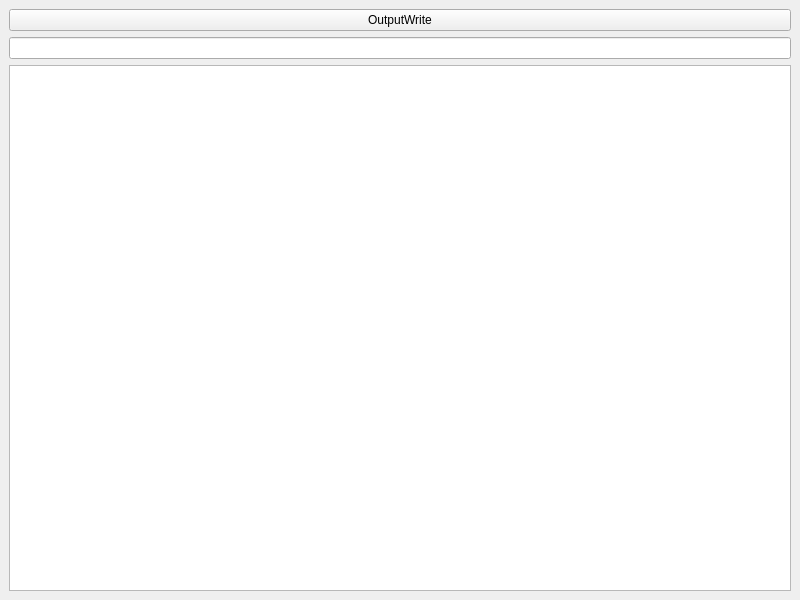
AGuismo/V-and-Co-Babel, file Client/ClientV2/Bridge/FakeMenu.ui: the form before one commit.
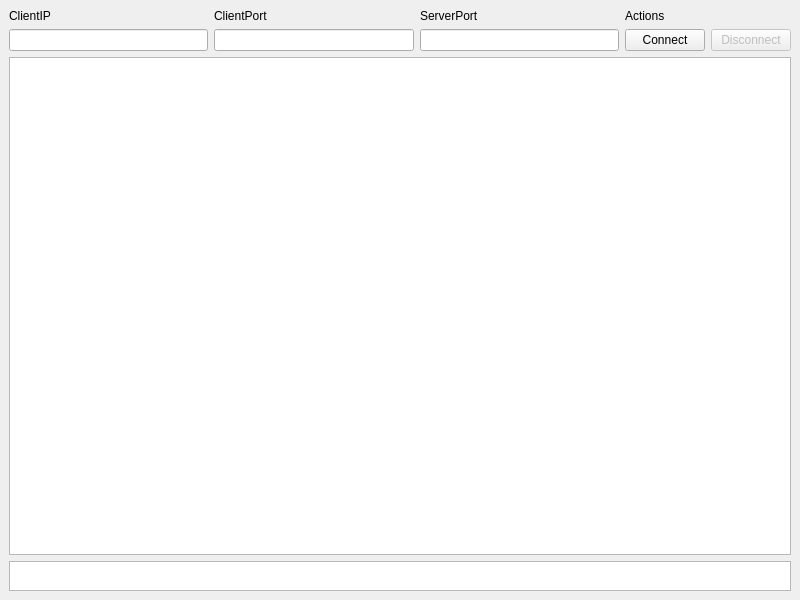
The form after the commit.

The edit to the form file:
```diff
--- a/Client/ClientV2/Bridge/FakeMenu.ui
+++ b/Client/ClientV2/Bridge/FakeMenu.ui
@@ -15,18 +15,72 @@
   </property>
   <widget class="QWidget" name="centralwidget">
    <layout class="QGridLayout" name="gridLayout">
-    <item row="0" column="0">
-     <widget class="QPushButton" name="outputWrite">
+    <item row="1" column="3">
+     <widget class="QPushButton" name="Connect">
       <property name="text">
-       <string>OutputWrite</string>
+       <string>Connect</string>
       </property>
      </widget>
     </item>
-    <item row="2" column="0">
+    <item row="2" column="0" colspan="5">
      <widget class="QTextBrowser" name="Display"/>
     </item>
+    <item row="1" column="2">
+     <widget class="QLineEdit" name="ServerPort"/>
+    </item>
     <item row="1" column="0">
-     <widget class="QLineEdit" name="outputWriteLine"/>
+     <widget class="QLineEdit" name="ClientIP"/>
+    </item>
+    <item row="1" column="4">
+     <widget class="QPushButton" name="Disconnect">
+      <property name="enabled">
+       <bool>false</bool>
+      </property>
+      <property name="text">
+       <string>Disconnect</string>
+      </property>
+     </widget>
+    </item>
+    <item row="1" column="1">
+     <widget class="QLineEdit" name="ClientPort"/>
+    </item>
+    <item row="0" column="0">
+     <widget class="QLabel" name="label">
+      <property name="text">
+       <string>ClientIP</string>
+      </property>
+     </widget>
+    </item>
+    <item row="0" column="1">
+     <widget class="QLabel" name="label_2">
+      <property name="text">
+       <string>ClientPort</string>
+      </property>
+     </widget>
+    </item>
+    <item row="0" column="2">
+     <widget class="QLabel" name="label_3">
+      <property name="text">
+       <string>ServerPort</string>
+      </property>
+     </widget>
+    </item>
+    <item row="0" column="3" colspan="2">
+     <widget class="QLabel" name="label_4">
+      <property name="text">
+       <string>Actions</string>
+      </property>
+     </widget>
+    </item>
+    <item row="3" column="0" colspan="5">
+     <widget class="QTextBrowser" name="Display_2">
+      <property name="maximumSize">
+       <size>
+        <width>16777215</width>
+        <height>30</height>
+       </size>
+      </property>
+     </widget>
     </item>
    </layout>
   </widget>
```
